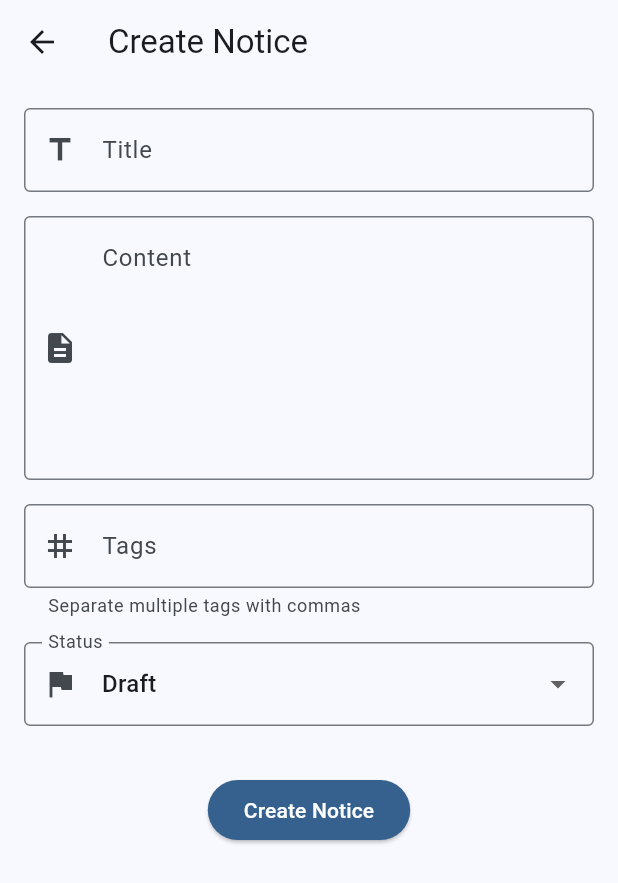
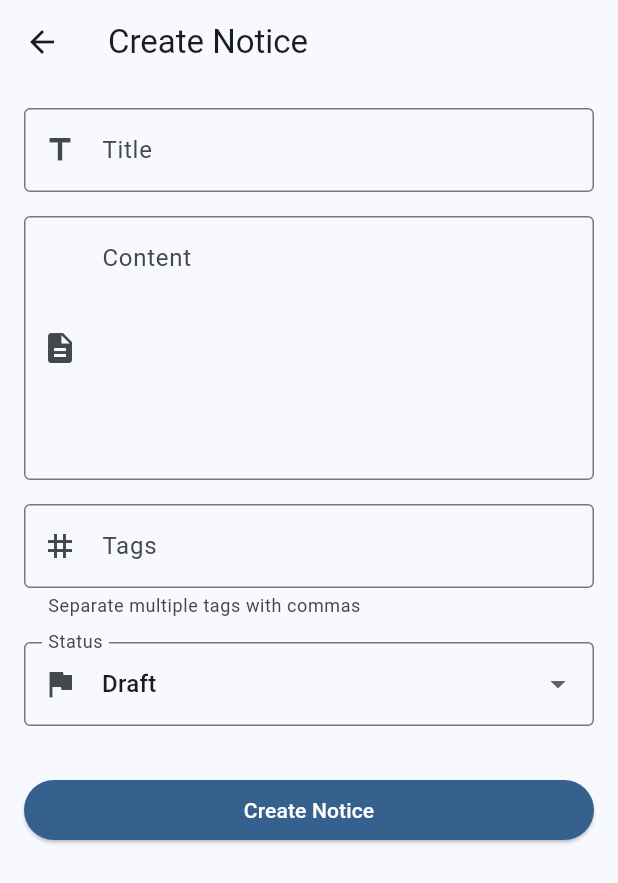
Before and after one commit to hussainxgit/ophth_board, a Flutter app: the NoticeBoardForm screen opened directly, on a phone screen of 412 x 824 dp. Shown: the top 883 px of the screen. Run offline on Flutter 3.47's test engine with Material 3 defaults, Android fonts, the phone set to English and light mode, and no system bars; our stand-ins replace cloud_firestore, device_info_plus, firebase_auth, firebase_core, flutter_riverpod, permission_handler and 2 more; missing offline and left inert: syncfusion_flutter_pdf, syncfusion_flutter_pdfviewer; accounts and stored records are empty.

Commit message:
Refactor button implementations to use AsyncGenericButton for improved loading state handling and code consistency

```diff
--- a/lib/core/views/widgets/async_loading_button.dart
+++ b/lib/core/views/widgets/async_loading_button.dart
@@ -1,90 +1,86 @@
 import 'package:flutter/material.dart';
 
-class AsyncLoadingButton extends StatefulWidget {
-  final Future<void> Function() onPressed;
-  final String buttonText;
-  final String successMessage;
-  final String errorMessage;
+class AsyncGenericButton<T> extends StatefulWidget {
+  final String text;
+  final Future<T> Function() onPressed;
+  final void Function(T result)? onSuccess;
+  final void Function(dynamic error)? onError;
+  final Widget? icon;
+  final ButtonStyle? style;
+  final bool enabled;
+  final Widget? loadingWidget;
+  final Duration? timeout;
 
-  const AsyncLoadingButton({
+  const AsyncGenericButton({
     super.key,
+    required this.text,
     required this.onPressed,
-    this.buttonText = 'Submit',
-    this.successMessage = 'Success!',
-    this.errorMessage = 'Error occurred',
+    this.onSuccess,
+    this.onError,
+    this.icon,
+    this.style,
+    this.enabled = true,
+    this.loadingWidget,
+    this.timeout,
   });
 
   @override
-  State<AsyncLoadingButton> createState() => _AsyncLoadingButtonState();
+  State<AsyncGenericButton<T>> createState() => _AsyncGenericButtonState<T>();
 }
 
-class _AsyncLoadingButtonState extends State<AsyncLoadingButton> {
+class _AsyncGenericButtonState<T> extends State<AsyncGenericButton<T>> {
   bool _isLoading = false;
-  String? _message;
-  bool _isError = false;
 
-  void _handlePress() async {
-    setState(() {
-      _isLoading = true;
-      _message = null;
-      _isError = false;
-    });
+  Future<void> _handlePress() async {
+    if (_isLoading || !widget.enabled) return;
+
+    setState(() => _isLoading = true);
 
     try {
-      await widget.onPressed();
-      setState(() {
-        _isLoading = false;
-        _message = widget.successMessage;
-        _isError = false;
-      });
-    } catch (e) {
-      setState(() {
-        _isLoading = false;
-        _message = widget.errorMessage;
-        _isError = true;
-      });
-    }
+      final Future<T> operation = widget.timeout != null
+          ? widget.onPressed().timeout(widget.timeout!)
+          : widget.onPressed();
 
-    // Clear message after 2 seconds
-    if (_message != null) {
-      await Future.delayed(const Duration(seconds: 2));
+      final T result = await operation;
+
       if (mounted) {
-        setState(() {
-          _message = null;
-        });
+        widget.onSuccess?.call(result);
+      }
+    } catch (error) {
+      if (mounted) {
+        widget.onError?.call(error);
+      }
+    } finally {
+      if (mounted) {
+        setState(() => _isLoading = false);
       }
     }
   }
 
   @override
   Widget build(BuildContext context) {
-    return Column(
-      mainAxisSize: MainAxisSize.min,
-      children: [
-        ElevatedButton(
-          onPressed: _isLoading ? null : _handlePress,
-          child: _isLoading
-              ? const SizedBox(
-                  width: 20,
-                  height: 20,
-                  child: CircularProgressIndicator(
-                    strokeWidth: 2,
-                    valueColor: AlwaysStoppedAnimation<Color>(Colors.white),
-                  ),
-                )
-              : Text(widget.buttonText),
-        ),
-        if (_message != null) ...[
-          const SizedBox(height: 8),
-          Text(
-            _message!,
-            style: TextStyle(
-              color: _isError ? Colors.red : Colors.green,
-              fontWeight: FontWeight.bold,
-            ),
-          ),
-        ],
-      ],
+    final Widget child = _isLoading
+        ? widget.loadingWidget ??
+              const SizedBox(
+                width: 16,
+                height: 16,
+                child: CircularProgressIndicator(strokeWidth: 2),
+              )
+        : widget.icon != null
+        ? Row(
+            mainAxisSize: MainAxisSize.min,
+            children: [
+              widget.icon!,
+              const SizedBox(width: 8),
+              Text(widget.text),
+            ],
+          )
+        : Text(widget.text);
+
+    return ElevatedButton(
+      onPressed: _isLoading || !widget.enabled ? null : _handlePress,
+      style: widget.style,
+      child: child,
     );
   }
 }
--- a/lib/features/content_entries/view/forms/notice_board_form.dart
+++ b/lib/features/content_entries/view/forms/notice_board_form.dart
@@ -273,15 +273,22 @@ class _NoticeBoardFormState extends ConsumerState<NoticeBoardForm> {
   }
 
   Widget _buildSubmitButton() {
-    return AsyncLoadingButton(
-      buttonText: widget.noticeBoard != null
-          ? 'Update Notice'
-          : 'Create Notice',
+    return AsyncGenericButton(
+      text: widget.noticeBoard != null ? 'Update Notice' : 'Create Notice',
       onPressed: _submitForm,
-      successMessage: widget.noticeBoard != null
-          ? 'Notice board updated successfully!'
-          : 'Notice board created successfully!',
-      errorMessage: 'Error submitting form. Please try again.',
+      onSuccess: (result) {
+        _showSuccessMessage(
+          widget.noticeBoard != null
+              ? 'Notice updated successfully!'
+              : 'Notice created successfully!',
+        );
+        if (context.mounted) {
+          Navigator.of(context).pop();
+        }
+      },
+      onError: (error) {
+        _showErrorMessage('Error: $error');
+      },
     );
   }
 }
```
Also changed, not shown: lib/core/views/auth/auth_screen.dart (+20 -21 lines), lib/core/views/auth/create_account_screen.dart (+21 -22 lines), lib/features/content_entries/view/forms/announcement_form.dart (+5 -6 lines), lib/features/content_entries/view/forms/comment_form.dart (+13 -13 lines), lib/features/content_entries/view/forms/post_form.dart (+27 -10 lines), lib/features/content_entries/view/widgets/comments_list.dart (+10 -3 lines), lib/features/evaluations/view/resident_evaluation_form_view.dart (+13 -21 lines), lib/features/evaluations/view/resident_evaluation_result_screen.dart (+7 -14 lines), lib/features/leave_request/view/forms/annual_leave_request_form.dart (+11 -21 lines), lib/features/leave_request/view/leave_details_screen.dart (+10 -3 lines), lib/features/rotation/view/forms/create_rotation_form.dart (+6 -2 lines), lib/features/supervisor/view/widgets/leave_request_list_tile.dart (+9 -3 lines).
